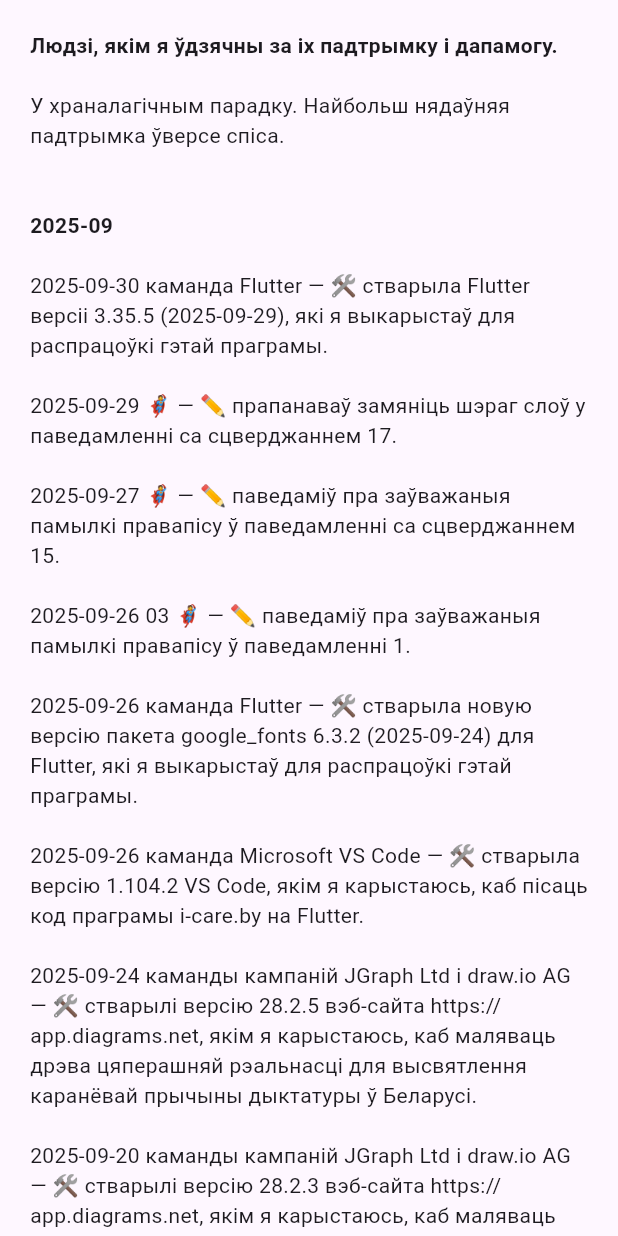
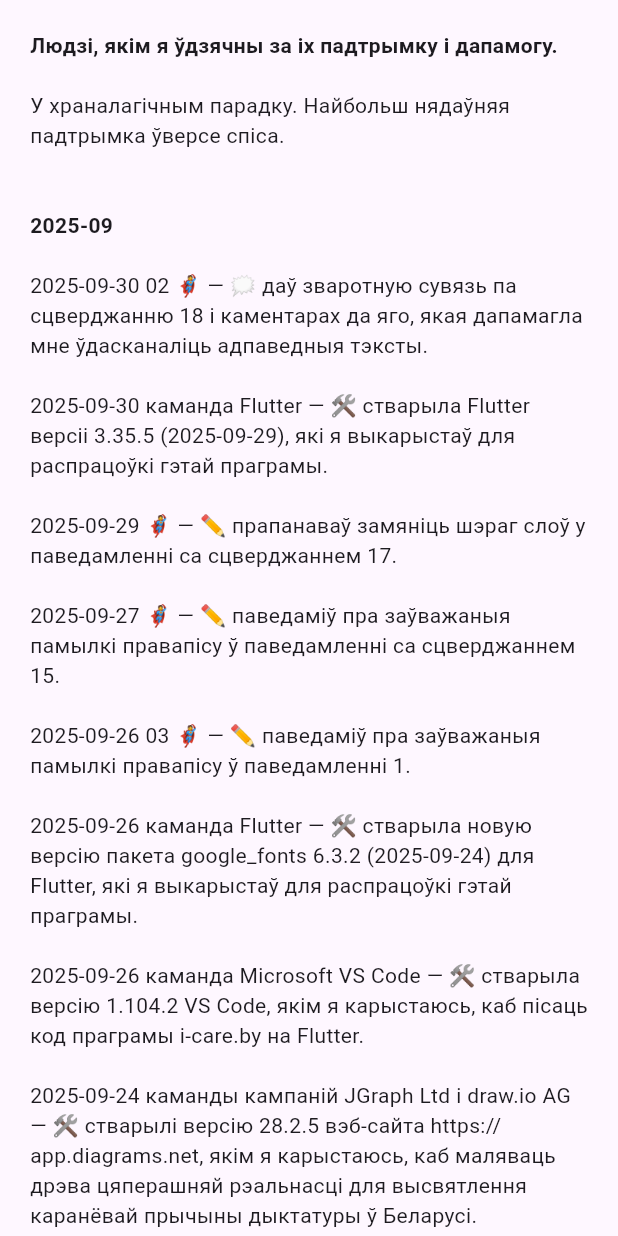
Before and after one commit to mshurkaeu-public/i-care.by, a Flutter app: the MyGratitude widget shown alone on an empty page, opened directly, on a phone screen of 412 x 824 dp. Run offline on Flutter 3.47's test engine with Material 3 defaults, Android fonts, the phone set to English and light mode, and no system bars; our stand-ins replace carousel_slider, expandable_text, google_fonts, package_info_plus, photo_view, web; missing offline and left inert: multi_split_view; generated files the repository leaves out were written again.

Commit message:
Amend statement 18
to explain my thought better and make that more clear to readers.
And record my gratitude to the person who provided feedback on
the statement and comments.

```diff
--- a/i-care.by-app/lib/l10n/app_be.arb
+++ b/i-care.by-app/lib/l10n/app_be.arb
@@ -1817,6 +1817,10 @@
   "@aboutMyGratitude_2025_09_30_01": {
     "description": "Text for 2025-09-30 Flutter team on the \"my gratitude\" tab on the \"About\" page."
   },
+  "aboutMyGratitude_2025_09_30_02": "\n2025-09-30 02 🦸 — 🗯️ даў зваротную сувязь па сцверджанню 18 і каментарах да яго, якая дапамагла мне ўдасканаліць адпаведныя тэксты.\n",
+  "@aboutMyGratitude_2025_09_30_02": {
+    "description": "Text for 2025-09-30 02 🦸 on the \"my gratitude\" tab on the \"About\" page."
+  },
   "aboutMyGratitude_2025_09_title": "\n\n2025-09\n",
   "@aboutMyGratitude_2025_09_title": {
     "description": "Title for 2025-09 list/text on the \"my gratitude\" tab on the \"About\" page."
--- a/i-care.by-app/lib/my_gratitude.dart
+++ b/i-care.by-app/lib/my_gratitude.dart
@@ -26,6 +26,9 @@ class MyGratitude extends StatelessWidget {
               TextSpan(
                 text: l10n.aboutMyGratitude_2025_09_title,
                 style: titleStyle,
+              ),
+              TextSpan(
+                text: l10n.aboutMyGratitude_2025_09_30_02,
               ),
               TextSpan(
                 text: l10n.aboutMyGratitude_2025_09_30_01,
```
Also changed, not shown: 1 other file.
